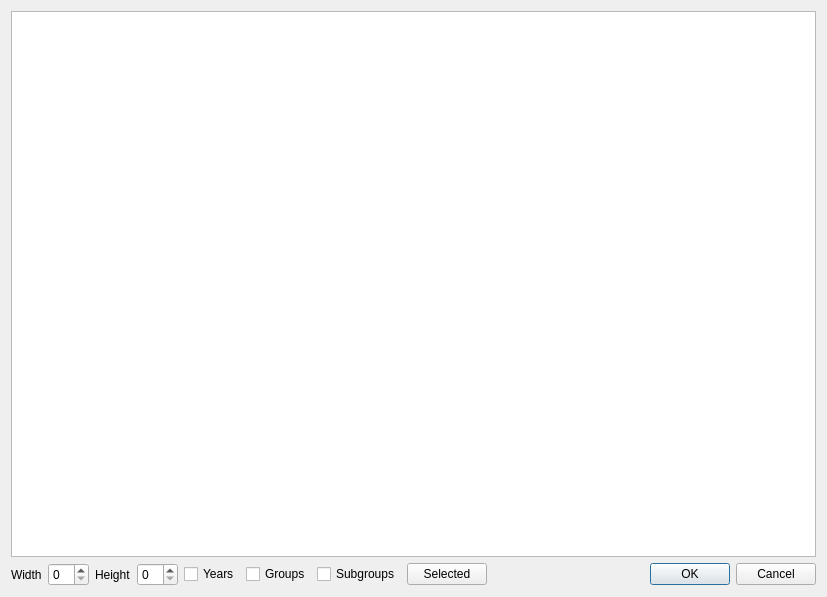
Qt form fet/src/interface/studentsnotavailabletimestimehorizontalform_template.ui (vonmecheln/fet) before a commit.
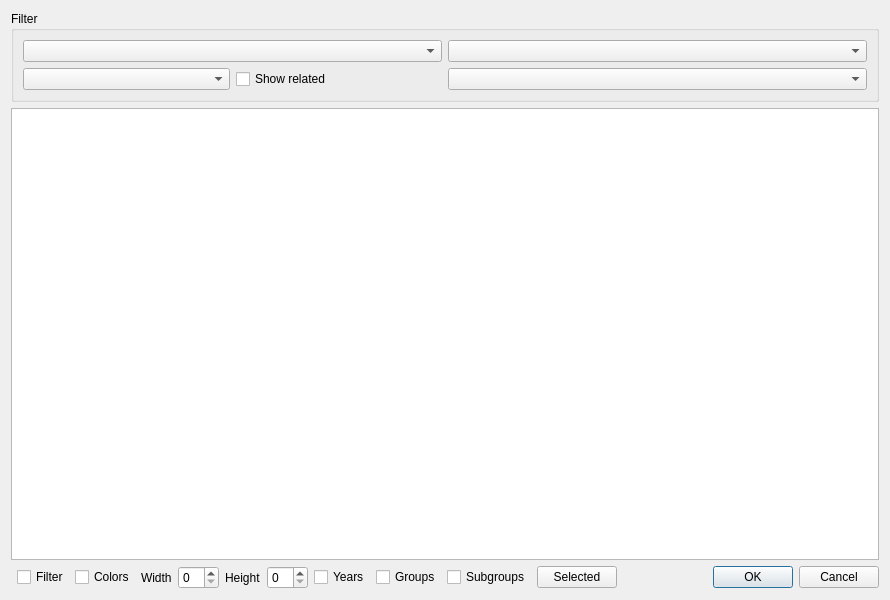
The same form after that commit.

```diff
--- a/fet/src/interface/studentsnotavailabletimestimehorizontalform_template.ui
+++ b/fet/src/interface/studentsnotavailabletimestimehorizontalform_template.ui
@@ -6,46 +6,15 @@
    <rect>
     <x>0</x>
     <y>0</y>
-    <width>827</width>
-    <height>597</height>
+    <width>890</width>
+    <height>600</height>
    </rect>
   </property>
   <property name="windowTitle">
    <string comment="The title of the dialog to show/modify the students' not available times constraints in a unified time horizontal overview">Students' not available times time horizontal</string>
   </property>
   <layout class="QGridLayout" name="gridLayout">
-   <item row="0" column="0" colspan="5">
-    <widget class="QTableWidget" name="naTableWidget"/>
-   </item>
-   <item row="1" column="0">
-    <layout class="QHBoxLayout" name="horizontalLayout">
-     <item>
-      <widget class="QLabel" name="label">
-       <property name="text">
-        <string>Width</string>
-       </property>
-      </widget>
-     </item>
-     <item>
-      <widget class="QSpinBox" name="widthSpinBox"/>
-     </item>
-    </layout>
-   </item>
-   <item row="1" column="1">
-    <layout class="QHBoxLayout" name="horizontalLayout_2">
-     <item>
-      <widget class="QLabel" name="heightTextLabel">
-       <property name="text">
-        <string>Height</string>
-       </property>
-      </widget>
-     </item>
-     <item>
-      <widget class="QSpinBox" name="heightSpinBox"/>
-     </item>
-    </layout>
-   </item>
-   <item row="1" column="2">
+   <item row="2" column="5">
     <layout class="QHBoxLayout" name="horizontalLayout_3">
      <item>
       <widget class="QCheckBox" name="yearsCheckBox">
@@ -70,14 +39,7 @@
      </item>
     </layout>
    </item>
-   <item row="1" column="3">
-    <widget class="QPushButton" name="selectedPushButton">
-     <property name="text">
-      <string comment="It means to toggle on/off the availability of the students in the selected cells of the table">Selected</string>
-     </property>
-    </widget>
-   </item>
-   <item row="1" column="4">
+   <item row="2" column="7">
     <widget class="QDialogButtonBox" name="buttonBox">
      <property name="orientation">
       <enum>Qt::Horizontal</enum>
@@ -87,6 +49,90 @@
      </property>
     </widget>
    </item>
+   <item row="2" column="3">
+    <layout class="QHBoxLayout" name="horizontalLayout">
+     <item>
+      <widget class="QLabel" name="label">
+       <property name="text">
+        <string>Width</string>
+       </property>
+      </widget>
+     </item>
+     <item>
+      <widget class="QSpinBox" name="widthSpinBox"/>
+     </item>
+    </layout>
+   </item>
+   <item row="2" column="6">
+    <widget class="QPushButton" name="selectedPushButton">
+     <property name="text">
+      <string comment="It means to toggle on/off the availability of the students in the selected cells of the table">Selected</string>
+     </property>
+    </widget>
+   </item>
+   <item row="2" column="4">
+    <layout class="QHBoxLayout" name="horizontalLayout_2">
+     <item>
+      <widget class="QLabel" name="heightTextLabel">
+       <property name="text">
+        <string>Height</string>
+       </property>
+      </widget>
+     </item>
+     <item>
+      <widget class="QSpinBox" name="heightSpinBox"/>
+     </item>
+    </layout>
+   </item>
+   <item row="1" column="0" colspan="8">
+    <widget class="QTableWidget" name="naTableWidget"/>
+   </item>
+   <item row="2" column="2">
+    <widget class="QCheckBox" name="colorsCheckBox">
+     <property name="text">
+      <string>Colors</string>
+     </property>
+    </widget>
+   </item>
+   <item row="2" column="1">
+    <widget class="QCheckBox" name="filterCheckBox">
+     <property name="text">
+      <string>Filter</string>
+     </property>
+    </widget>
+   </item>
+   <item row="0" column="0" colspan="8">
+    <widget class="QGroupBox" name="filterGroupBox">
+     <property name="title">
+      <string>Filter</string>
+     </property>
+     <layout class="QGridLayout" name="gridLayout_2">
+      <item row="0" column="0">
+       <widget class="QComboBox" name="teachersComboBox"/>
+      </item>
+      <item row="0" column="1">
+       <widget class="QComboBox" name="subjectsComboBox"/>
+      </item>
+      <item row="1" column="0">
+       <layout class="QHBoxLayout" name="horizontalLayout_4">
+        <item>
+         <widget class="QComboBox" name="studentsComboBox"/>
+        </item>
+        <item>
+         <widget class="QCheckBox" name="showRelatedCheckBox">
+          <property name="text">
+           <string>Show related</string>
+          </property>
+         </widget>
+        </item>
+       </layout>
+      </item>
+      <item row="1" column="1">
+       <widget class="QComboBox" name="activityTagsComboBox"/>
+      </item>
+     </layout>
+    </widget>
+   </item>
   </layout>
  </widget>
  <resources/>
```
